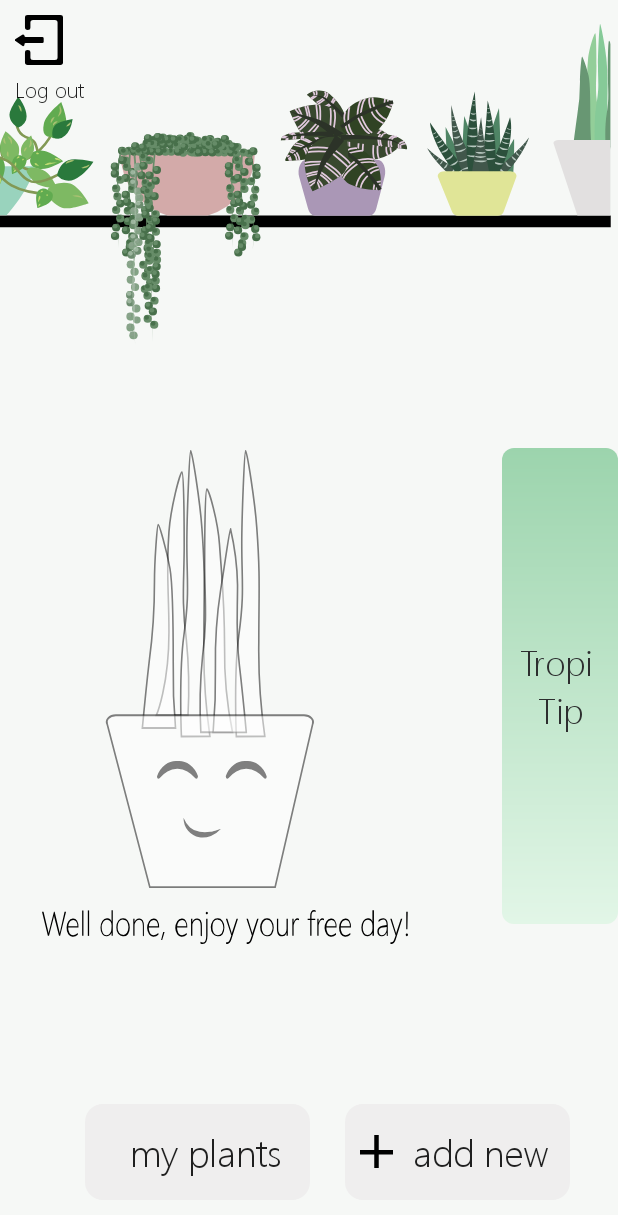
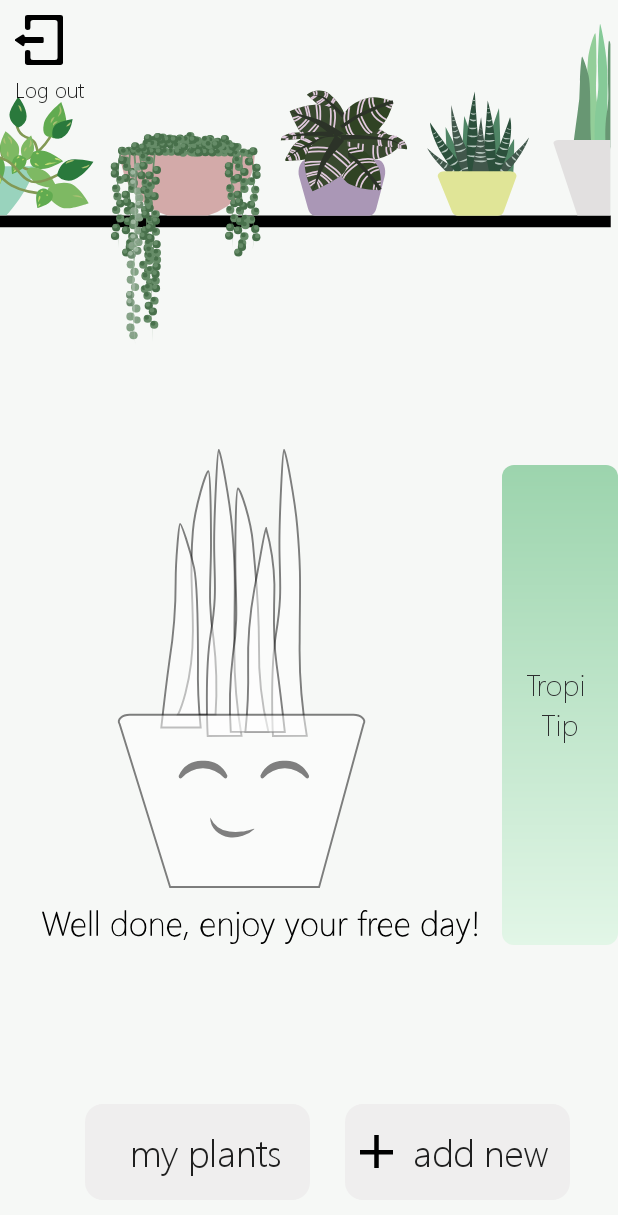
Before and after one commit to shellybekhor/Tropi, an Android app: the screen it shows after launch once a user with an empty profile is signed in (MainActivity), on a phone screen of 412 x 824 dp. Shown: the top 1215 px of the screen. Run offline under Robolectric (Android 15) with nearby library versions, the phone set to English and light mode, and no system bars; our stand-ins replace Firebase (no records; nobody signed in at launch, a user with empty details on screens opened directly); libraries missing offline, so code that uses them is left out: com.facebook; 2 statements that could not run were skipped.

Commit message:
design fixes

```diff
--- a/app/src/main/res/layout/activity_main.xml
+++ b/app/src/main/res/layout/activity_main.xml
@@ -9,8 +9,8 @@
 
     <ScrollView
         android:id="@+id/plantsToDoList"
-        android:layout_width="244dp"
-        android:layout_height="329dp"
+        android:layout_width="290dp"
+        android:layout_height="330dp"
         android:layout_marginStart="28dp"
         android:background="@drawable/rounded_gray_button"
 
@@ -27,8 +27,8 @@
             android:layout_height="wrap_content"
             android:orientation="vertical"
             android:paddingTop="20dp"
-            android:visibility="invisible"
-            android:paddingBottom="20dp">
+            android:paddingBottom="20dp"
+            android:visibility="invisible">
 
             <LinearLayout
                 android:id="@+id/SucculentLinear"
@@ -71,10 +71,10 @@
                     android:layout_height="wrap_content"
                     android:layout_gravity="start"
                     android:buttonTint="@color/colorPrimaryGreen"
+                    android:text="@string/Tropic"
+                    android:textColor="@color/colorText"
                     android:textSize="22dp"
                     android:textStyle="bold"
-                    android:text="@string/Tropic"
-                    android:textColor="@color/colorText"
                     android:visibility="invisible" />
 
                 <TextView
@@ -99,10 +99,10 @@
                     android:layout_height="wrap_content"
                     android:layout_gravity="start"
                     android:buttonTint="@color/colorPrimaryGreen"
+                    android:text="@string/Spice"
+                    android:textColor="@color/colorText"
                     android:textSize="22dp"
                     android:textStyle="bold"
-                    android:text="@string/Spice"
-                    android:textColor="@color/colorText"
                     android:visibility="invisible" />
 
                 <TextView
@@ -155,7 +155,7 @@
     <Button
         android:id="@+id/tipButton"
         android:layout_width="77dp"
-        android:layout_height="317dp"
+        android:layout_height="320dp"
         android:background="@drawable/gradient_tropi"
         android:fontFamily="@font/seoge_light"
         android:onClick="openTropiTip"
@@ -163,13 +163,13 @@
         android:paddingEnd="10dp"
         android:text="@string/tip_title"
         android:textColor="#2D2E2F"
-        android:textSize="24dp"
+        android:textSize="20dp"
         app:layout_constraintBottom_toBottomOf="parent"
         app:layout_constraintEnd_toEndOf="parent"
         app:layout_constraintHorizontal_bias="1.0"
         app:layout_constraintStart_toStartOf="parent"
         app:layout_constraintTop_toTopOf="parent"
-        app:layout_constraintVertical_bias="0.589" />
+        app:layout_constraintVertical_bias="0.615" />
 
     <ImageView
         android:id="@+id/imageView"
```
